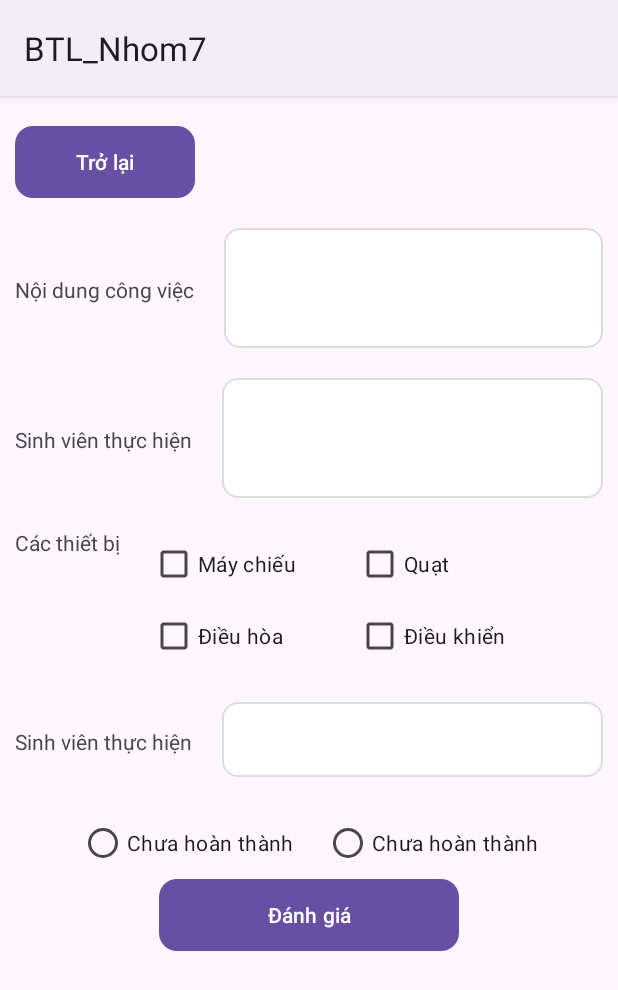
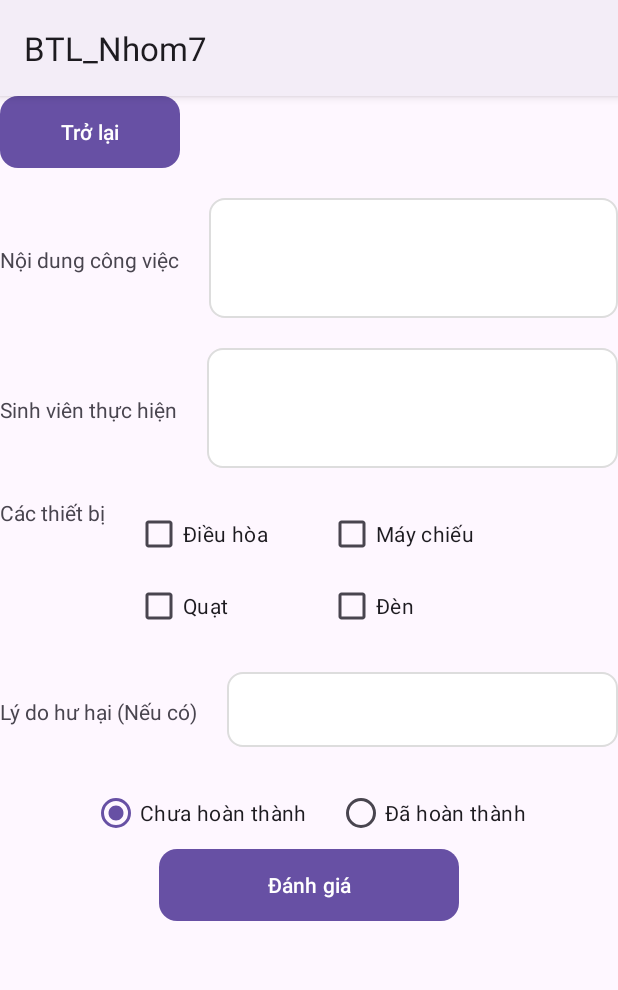
Before and after one commit to hunglydev/BTL_Nhom7, an Android app: the RatingActivity screen opened directly, with no data from a screen before it, on a phone screen of 412 x 824 dp. Shown: the top 990 px of the screen. Run offline under Robolectric (Android 15) with nearby library versions, the phone set to English and light mode, and no system bars; 3 statements that could not run were skipped.

Commit message:
feat: add func rating and style button, edittext

```diff
--- a/app/src/main/java/com/example/btl_nhom7/teacher_view/AssignmentActivity.java
+++ b/app/src/main/java/com/example/btl_nhom7/teacher_view/AssignmentActivity.java
@@ -50,8 +50,8 @@ public class AssignmentActivity extends AppCompatActivity {
             setResult(RESULT_OK); // Set RESULT_OK to trigger refresh in the previous activity
             finish();
         });
+
     }
-
     private void refreshStudentList() {
         students = sqlHelper.getStudentsInClassWithRating(classID, 0);
         studentArrayAdapter = new ArrayAdapter<>(this, android.R.layout.simple_list_item_1, students);
--- a/app/src/main/java/com/example/btl_nhom7/teacher_view/RatingActivity.java
+++ b/app/src/main/java/com/example/btl_nhom7/teacher_view/RatingActivity.java
@@ -1,6 +1,8 @@
 package com.example.btl_nhom7.teacher_view;
 
+import android.content.Intent;
 import android.os.Bundle;
+import android.widget.Toast;
 
 import androidx.activity.EdgeToEdge;
 import androidx.appcompat.app.AppCompatActivity;
@@ -9,18 +11,88 @@ import androidx.core.view.ViewCompat;
 import androidx.core.view.WindowInsetsCompat;
 
 import com.example.btl_nhom7.R;
+import com.example.btl_nhom7.database.SqlHelper;
+import com.example.btl_nhom7.model.DetailedAssignment;
+import com.example.btl_nhom7.model.Student;
+
+import java.util.ArrayList;
 
 public class RatingActivity extends AppCompatActivity {
-
+    com.example.btl_nhom7.databinding.ActivityRatingBinding binding;
+    ArrayList<Student> students = new ArrayList<>();
+    String classID;
     @Override
     protected void onCreate(Bundle savedInstanceState) {
         super.onCreate(savedInstanceState);
-        EdgeToEdge.enable(this);
-        setContentView(R.layout.activity_rating);
-        ViewCompat.setOnApplyWindowInsetsListener(findViewById(R.id.main), (v, insets) -> {
-            Insets systemBars = insets.getInsets(WindowInsetsCompat.Type.systemBars());
-            v.setPadding(systemBars.left, systemBars.top, systemBars.right, systemBars.bottom);
-            return insets;
+        binding = com.example.btl_nhom7.databinding.ActivityRatingBinding.inflate(getLayoutInflater());
+        setContentView(binding.getRoot());
+        binding.btnBack.setOnClickListener(v -> {
+            finish();
         });
+        Intent intent = getIntent();
+         classID = intent.getStringExtra("classID");
+//        String className = intent.getStringExtra("className");
+//        String date = intent.getStringExtra("date");
+//        String startTime = intent.getStringExtra("startTime");
+//        String endTime = intent.getStringExtra("endTime");
+//        String roomName = intent.getStringExtra("roomName");
+        int roomType = intent.getIntExtra("roomType",0); //
+        String task = intent.getStringExtra("task");
+     //   String roomID = intent.getStringExtra("roomID");
+        updateCheckBoxes(roomType);
+        binding.txtTask.setText(task);
+        SqlHelper sqlHelper = new SqlHelper(getApplicationContext());
+      students= sqlHelper.getStudentsInClassWithRating(classID, 1);
+        students.forEach(student -> {
+            binding.txtStudent.append(student.toString() + "\n");
+        });
+        binding.rdNotComplete.setChecked(true);
+        binding.btnRating.setOnClickListener(v -> {
+            boolean allDevicesChecked = binding.cbDevice1.isChecked() && binding.cbDevice2.isChecked() &&
+                    binding.cbDevice3.isChecked() && binding.cbDevice4.isChecked();
+            if(students.size()>0){
+                if(allDevicesChecked && binding.rdComplete.isChecked()){
+                    updateStudentRating(2);
+                    Toast.makeText(this, "Cập nhật thành công", Toast.LENGTH_SHORT).show();
+                    finish();
+                } else if (binding.rdComplete.isChecked() && binding.txtReason.getText().toString().isEmpty()) {
+                    Toast.makeText(this, "Vui lòng tích đầy đủ các thiết bị", Toast.LENGTH_SHORT).show();
+                } else{
+                    updateStudentRating(0);
+                    Toast.makeText(this, "Sinh viên phải trực nhật lại", Toast.LENGTH_SHORT).show();
+                    finish();
+
+                }
+            } else{
+                Toast.makeText(this, "Vui lòng phân công sinh viên trực nhật", Toast.LENGTH_SHORT).show();
+            }
+
+
+        });
+
     }
+
+
+    private void updateCheckBoxes(int roomType) {
+
+        if (roomType == 0) {
+            binding.cbDevice1.setText("Điều hòa");
+            binding.cbDevice2.setText("Quạt");
+            binding.cbDevice3.setText("Máy chiếu");
+            binding.cbDevice4.setText("Đèn");
+        } else {
+            binding.cbDevice1.setText("Máy tính");
+            binding.cbDevice2.setText("Điều hòa");
+            binding.cbDevice3.setText("Máy chiếu");
+            binding.cbDevice4.setText("Đèn");
+        }
+    }
+    private void updateStudentRating(int newRating) {
+        SqlHelper sqlHelper = new SqlHelper(this);
+        for (Student student : students) {
+            sqlHelper.updateStudentRating(student.getIdStudent(), classID, newRating);
+        }
+        finish();  // Optionally close the activity
+    }
+
 }
--- a/app/src/main/java/com/example/btl_nhom7/teacher_view/TeacherDetailClassActivity.java
+++ b/app/src/main/java/com/example/btl_nhom7/teacher_view/TeacherDetailClassActivity.java
@@ -46,6 +46,7 @@ public class TeacherDetailClassActivity extends AppCompatActivity {
         binding.btnLogout.setOnClickListener(v -> {
             finish();
         });
+
     }
 
     private void setupRecyclerView(String classId) {
--- a/app/src/main/res/layout/activity_detail.xml
+++ b/app/src/main/res/layout/activity_detail.xml
@@ -180,6 +180,7 @@
         android:layout_marginTop="16dp">
 
         <Button
+            android:background="@drawable/rounded_button"
             android:id="@+id/btnBack"
             android:layout_width="0dp"
             android:layout_height="wrap_content"
--- a/app/src/main/res/layout/activity_detail_of_class.xml
+++ b/app/src/main/res/layout/activity_detail_of_class.xml
@@ -77,6 +77,7 @@
         android:layout_width="match_parent"
         android:layout_height="550dp" />
     <Button
+        android:background="@drawable/rounded_button"
         android:id="@+id/btn_logout"
         android:layout_width="wrap_content"
         android:layout_gravity="center"
--- a/app/src/main/res/layout/activity_login.xml
+++ b/app/src/main/res/layout/activity_login.xml
@@ -17,6 +17,8 @@
 
     <!-- Username EditText -->
     <EditText
+        android:background="@drawable/rounded_edittext"
+
         android:id="@+id/txtUsername"
         android:layout_width="match_parent"
         android:layout_height="wrap_content"
@@ -28,6 +30,8 @@
 
     <!-- Password EditText -->
     <EditText
+        android:background="@drawable/rounded_edittext"
+
         android:id="@+id/txtPassword"
         android:layout_width="match_parent"
         android:layout_height="wrap_content"
--- a/app/src/main/res/layout/activity_rating.xml
+++ b/app/src/main/res/layout/activity_rating.xml
@@ -64,13 +64,13 @@
                 android:id="@+id/cbDevice1"
                 android:layout_width="wrap_content"
                 android:layout_height="wrap_content"
-                android:text="Máy chiếu" />
+                android:text="A" />
 
             <CheckBox
                 android:id="@+id/cbDevice2"
                 android:layout_width="wrap_content"
                 android:layout_height="wrap_content"
-                android:text="Điều hòa" />
+                android:text="B" />
         </LinearLayout>
         <LinearLayout
             android:layout_width="wrap_content"
@@ -84,13 +84,13 @@
                     android:id="@+id/cbDevice3"
                     android:layout_width="wrap_content"
                     android:layout_height="wrap_content"
-                    android:text="Quạt" />
+                    android:text="C" />
 
                 <CheckBox
                     android:id="@+id/cbDevice4"
                     android:layout_width="wrap_content"
                     android:layout_height="wrap_content"
-                    android:text="Điều khiển" />
+                    android:text="D" />
             </LinearLayout>
         </LinearLayout>
     </LinearLayout>
@@ -102,7 +102,7 @@
             android:layout_marginRight="20dp"
             android:layout_width="wrap_content"
             android:layout_height="wrap_content"
-            android:text="Sinh viên thực hiện"/>
+            android:text="Lý do hư hại (Nếu có)"/>
         <EditText
             android:background="@drawable/rounded_edittext"
             android:layout_width="match_parent"
@@ -120,15 +120,15 @@
            android:orientation="horizontal">
            <RadioButton
                android:layout_marginRight="20dp"
-               android:id="@+id/rdNotDone"
+               android:id="@+id/rdNotComplete"
                android:layout_width="wrap_content"
                android:layout_height="wrap_content"
                android:text="Chưa hoàn thành"/>
            <RadioButton
-               android:id="@+id/Done"
+               android:id="@+id/rdComplete"
                android:layout_width="wrap_content"
                android:layout_height="wrap_content"
-               android:text="Chưa hoàn thành"/>
+               android:text="Đã hoàn thành"/>
        </RadioGroup>
     </LinearLayout>
     <Button
```
Also changed, not shown: app/src/main/java/com/example/btl_nhom7/database/SqlHelper.java (+4 -3 lines), app/src/main/java/com/example/btl_nhom7/model/DetailedAssignment.java (+11 -1 lines), app/src/main/java/com/example/btl_nhom7/teacher_view/TeacherDetailActivity.java (+14 -0 lines), app/src/main/res/layout/activity_assignment.xml (+10 -9 lines), app/src/main/res/layout/activity_teacher_detail.xml (+27 -15 lines).
